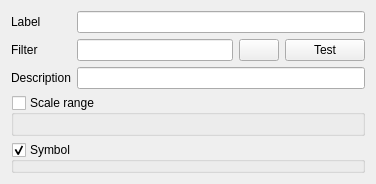
Before: the Qt Designer form src/ui/qgsrendererrulepropsdialogbase.ui in qgis/QGIS, drawn with Qt 5.
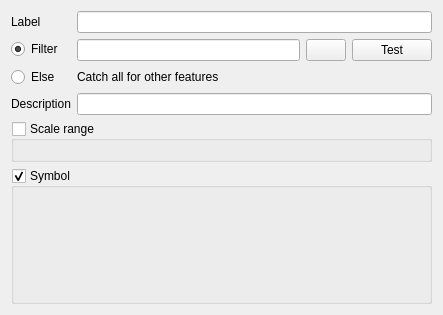
After: the same form once the commit is applied. Icons and pictures are not drawn. Custom widgets are drawn as their Qt base class.

Commit message: [needs-docs] Add else rule UI option in rule based widget

```diff
--- a/src/ui/qgsrendererrulepropsdialogbase.ui
+++ b/src/ui/qgsrendererrulepropsdialogbase.ui
@@ -6,8 +6,8 @@
    <rect>
     <x>0</x>
     <y>0</y>
-    <width>376</width>
-    <height>155</height>
+    <width>443</width>
+    <height>315</height>
    </rect>
   </property>
   <property name="windowTitle">
@@ -19,25 +19,34 @@
      <property name="fieldGrowthPolicy">
       <enum>QFormLayout::ExpandingFieldsGrow</enum>
      </property>
-     <item row="0" column="0">
-      <widget class="QLabel" name="label_1">
-       <property name="text">
-        <string>Label</string>
-       </property>
-      </widget>
-     </item>
      <item row="0" column="1">
       <widget class="QLineEdit" name="editLabel"/>
      </item>
-     <item row="1" column="0">
-      <widget class="QLabel" name="label_5">
+     <item row="6" column="0">
+      <widget class="QLabel" name="label_4">
        <property name="text">
-        <string>Filter</string>
+        <string>Description</string>
        </property>
       </widget>
      </item>
-     <item row="1" column="1">
+     <item row="6" column="1">
+      <widget class="QLineEdit" name="editDescription"/>
+     </item>
+     <item row="3" column="1">
+      <widget class="QFrame" name="filterFrame">
       <layout class="QHBoxLayout" name="horizontalLayout">
+        <property name="leftMargin">
+         <number>0</number>
+        </property>
+        <property name="topMargin">
+         <number>0</number>
+        </property>
+        <property name="rightMargin">
+         <number>0</number>
+        </property>
+        <property name="bottomMargin">
+         <number>0</number>
+        </property>
        <item>
         <widget class="QLineEdit" name="editFilter"/>
        </item>
@@ -63,16 +72,38 @@
         </widget>
        </item>
       </layout>
+      </widget>
      </item>
-     <item row="2" column="0">
-      <widget class="QLabel" name="label_4">
+     <item row="4" column="0">
+      <widget class="QRadioButton" name="mElseRadio">
        <property name="text">
-        <string>Description</string>
+        <string>Else</string>
        </property>
       </widget>
      </item>
-     <item row="2" column="1">
-      <widget class="QLineEdit" name="editDescription"/>
+     <item row="0" column="0">
+      <widget class="QLabel" name="label_1">
+       <property name="text">
+        <string>Label</string>
+       </property>
+      </widget>
+     </item>
+     <item row="3" column="0">
+      <widget class="QRadioButton" name="mFilterRadio">
+       <property name="text">
+        <string>Filter</string>
+       </property>
+       <property name="checked">
+        <bool>true</bool>
+       </property>
+      </widget>
+     </item>
+     <item row="4" column="1">
+      <widget class="QLabel" name="label">
+       <property name="text">
+        <string>Catch all for other features</string>
+       </property>
+      </widget>
      </item>
     </layout>
    </item>
```
Left out of the diff: 19 changed lines with no effect on the pictures. Lines whose indentation alone changed are shown as unchanged. The commit also changes 3 other files.
